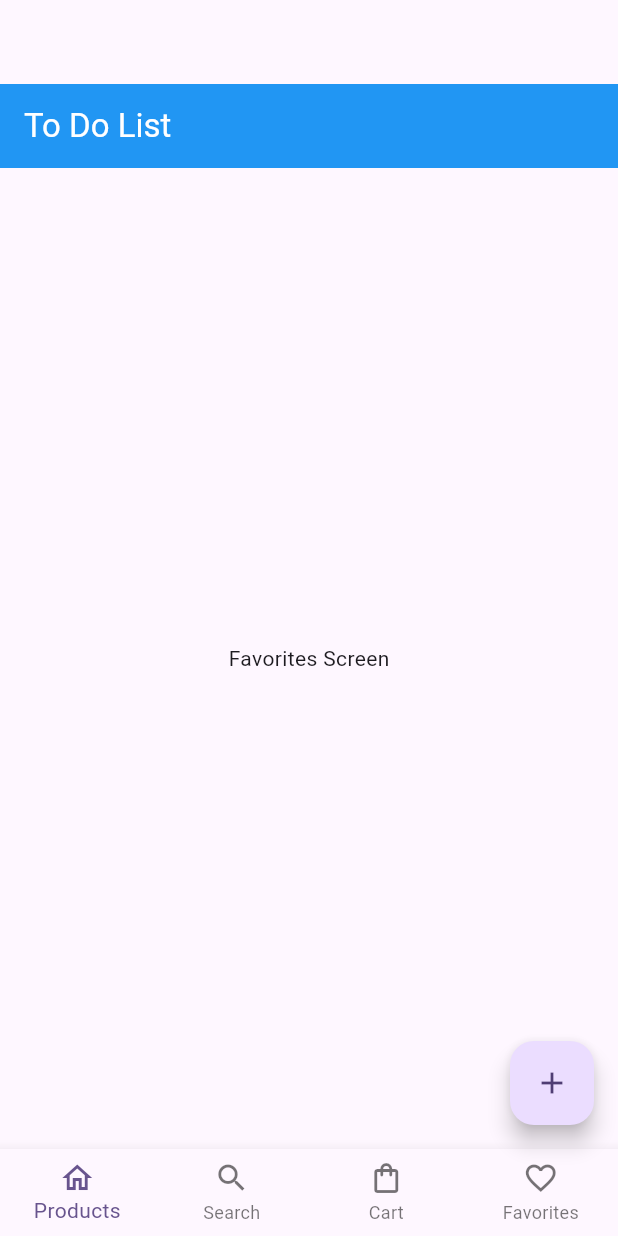
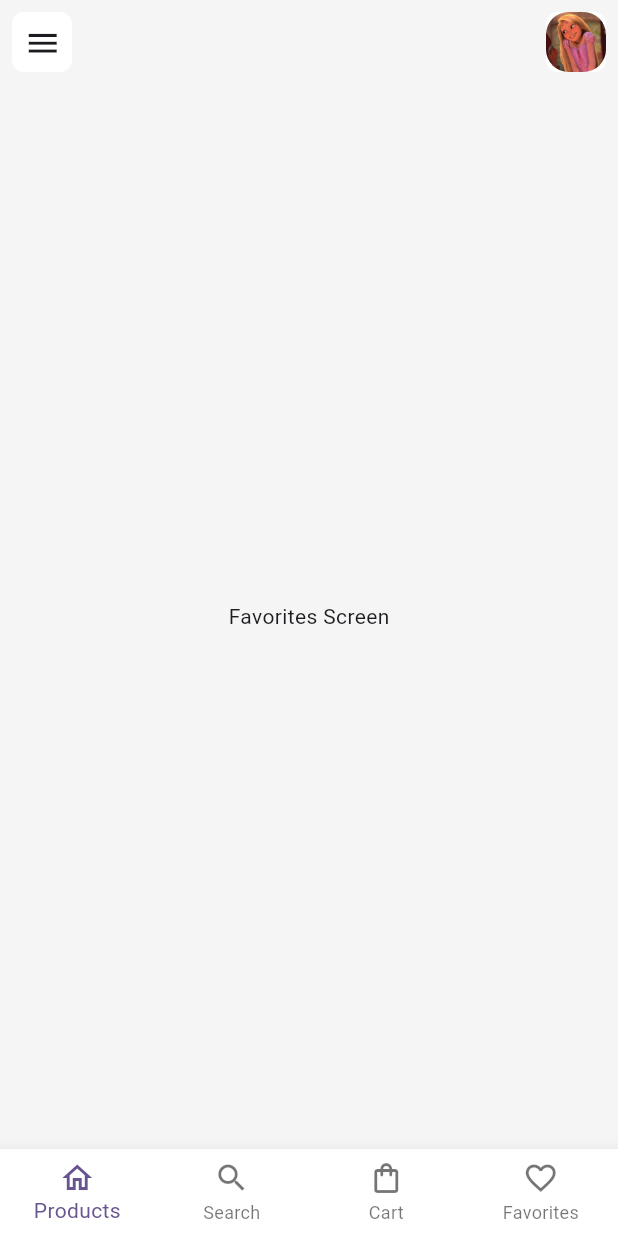
Before and after one commit to alaaashraf6/ecommerceTempleteApp, a Flutter app: the screen it shows after launch, on a phone screen of 412 x 824 dp. Run offline on Flutter 3.47's test engine with Material 3 defaults, Android fonts, the phone set to English and light mode, and no system bars.

Commit message:
create AppBar component

```diff
--- /dev/null
+++ b/lib/components/app_bar.dart
@@ -0,0 +1,25 @@
+import 'package:eccomerce_templete_app/Components/circle_component.dart';
+import 'package:flutter/material.dart';
+
+AppBar appBarOfApp() {
+  return AppBar(
+    backgroundColor: Colors.grey[100],
+    leading: Container(
+      margin: const EdgeInsets.all(8),
+      decoration: BoxDecoration(
+        color: Colors.white,
+        borderRadius: BorderRadius.circular(8.0),
+      ),
+      child: IconButton(
+        onPressed: () {},
+        icon: const Icon(Icons.menu_sharp),
+        iconSize: 25,
+      ),
+    ),
+    actions: [
+      CircleComponent(
+        Image.asset('assets/images/profile.jpg'),
+      )
+    ],
+  );
+}
--- a/lib/layouts/home_layout.dart
+++ b/lib/layouts/home_layout.dart
@@ -1,9 +1,12 @@
+import 'dart:developer';
+
+import 'package:eccomerce_templete_app/Components/circle_component.dart';
+import 'package:eccomerce_templete_app/components/app_bar.dart';
 import 'package:eccomerce_templete_app/modules/Cart/cart_screen.dart';
 import 'package:eccomerce_templete_app/modules/Favorites/favorites_screen.dart';
 import 'package:eccomerce_templete_app/modules/Search/search_screen.dart';
 import 'package:eccomerce_templete_app/modules/products/products_screen.dart';
 import 'package:flutter/material.dart';
-
 
 class HomeLayout extends StatefulWidget {
   const HomeLayout({super.key});
@@ -13,47 +16,40 @@ class HomeLayout extends StatefulWidget {
 }
 
 class _HomeLayoutState extends State<HomeLayout> {
-
   @override
   Widget build(BuildContext context) {
+    int currentIndex = 0;
+    List<Widget> screens = [
+      const FavoritesScreen(),
+      const CartScreen(),
+      const SearchScreen(),
+      const ProductScreen(),
+    ];
 
-     int currentIndex = 0 ;
-     List<Widget> screens =[
-      const FavoritesScreen(),
-      const CartScreen() ,
-      const SearchScreen() ,
-      const ProductScreen() ,
-
-     ];
-
-      return Scaffold(
-      appBar: AppBar(
-          backgroundColor: Colors.blue,
-          title: const Text(
-            'To Do List',
-            style: TextStyle(color: Colors.white),
-          )),
-      floatingActionButton: FloatingActionButton(
-        onPressed: () {},
-        child: const Icon(Icons.add),
-      ),
+    return Scaffold(
+      backgroundColor: Colors.grey[100],
+      appBar: appBarOfApp(),
       bottomNavigationBar: BottomNavigationBar(
+          backgroundColor: Colors.white,
           type: BottomNavigationBarType.fixed,
           currentIndex: currentIndex,
           onTap: (index) => {
                 setState(() {
-                  currentIndex =index ;
+                  currentIndex = index;
                 })
               },
           items: const [
-            BottomNavigationBarItem(icon: Icon(Icons.home_outlined), label: 'Products' , ),
+            BottomNavigationBarItem(
+              icon: Icon(Icons.home_outlined),
+              label: 'Products',
+            ),
             BottomNavigationBarItem(icon: Icon(Icons.search), label: 'Search'),
             BottomNavigationBarItem(
                 icon: Icon(Icons.shopping_bag_outlined), label: 'Cart'),
-            BottomNavigationBarItem(icon: Icon(Icons.favorite_border_outlined), label: 'Favorites'),
+            BottomNavigationBarItem(
+                icon: Icon(Icons.favorite_border_outlined), label: 'Favorites'),
           ]),
-          body:  screens[currentIndex],
+      body: screens[currentIndex],
     );
-
   }
 }
--- a/lib/main.dart
+++ b/lib/main.dart
@@ -12,14 +12,14 @@ class MyApp extends StatelessWidget {
   @override
   Widget build(BuildContext context) {
     return MaterialApp(
+      debugShowCheckedModeBanner: false,
       title: 'Flutter Demo',
       theme: ThemeData(
         colorScheme: ColorScheme.fromSeed(seedColor: Colors.deepPurple),
         useMaterial3: true,
       ),
-      home: Scaffold(
-        appBar: AppBar(),
-        body: const HomeLayout(),
+      home: const Scaffold(
+        body: HomeLayout(),
       ),
     );
   }
```
Also changed, not shown: lib/components/circle_component.dart (added, +23 -0 lines), pubspec.yaml (+3 -5 lines), assets/images/profile.jpg (added).
